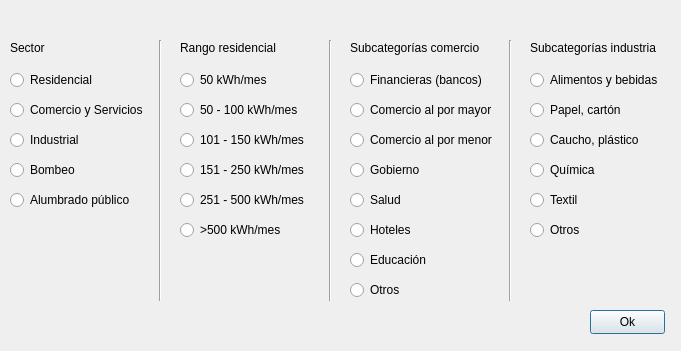
Above: ppcc/setcategoriesdialog.ui from ErnestoVivas/Multiconsult-ppcc before the change. Below: the same form after it.
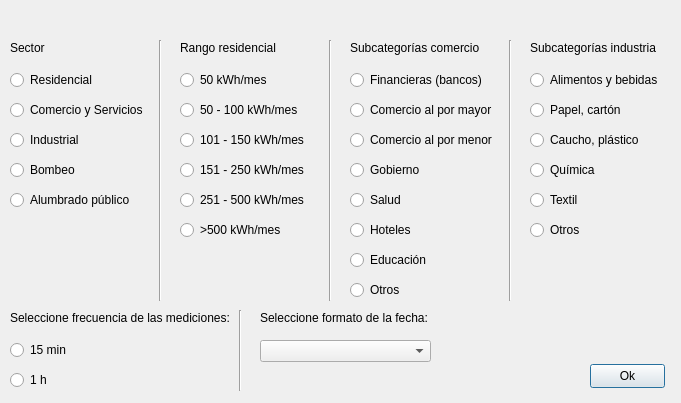
That is the form after the change.

Commit message: Implemented find lineSeries by flags

What changed in the file:
```diff
--- a/ppcc/setcategoriesdialog.ui
+++ b/ppcc/setcategoriesdialog.ui
@@ -7,7 +7,7 @@
     <x>0</x>
     <y>0</y>
     <width>681</width>
-    <height>351</height>
+    <height>403</height>
    </rect>
   </property>
   <property name="windowTitle">
@@ -17,7 +17,7 @@
    <property name="geometry">
     <rect>
      <x>590</x>
-     <y>310</y>
+     <y>364</y>
      <width>75</width>
      <height>24</height>
     </rect>
@@ -29,9 +29,9 @@
   <widget class="QLabel" name="labelSetCategories">
    <property name="geometry">
     <rect>
-     <x>20</x>
+     <x>10</x>
      <y>10</y>
-     <width>471</width>
+     <width>661</width>
      <height>16</height>
     </rect>
    </property>
@@ -455,6 +455,81 @@
     <string>Otros</string>
    </property>
   </widget>
+  <widget class="QLabel" name="labelSelectFrequency">
+   <property name="geometry">
+    <rect>
+     <x>10</x>
+     <y>310</y>
+     <width>231</width>
+     <height>16</height>
+    </rect>
+   </property>
+   <property name="text">
+    <string>Seleccione frecuencia de las mediciones:</string>
+   </property>
+  </widget>
+  <widget class="QRadioButton" name="radioButton15min">
+   <property name="geometry">
+    <rect>
+     <x>10</x>
+     <y>340</y>
+     <width>89</width>
+     <height>20</height>
+    </rect>
+   </property>
+   <property name="text">
+    <string>15 min</string>
+   </property>
+  </widget>
+  <widget class="QRadioButton" name="radioButton1h">
+   <property name="geometry">
+    <rect>
+     <x>10</x>
+     <y>370</y>
+     <width>89</width>
+     <height>20</height>
+    </rect>
+   </property>
+   <property name="text">
+    <string>1 h</string>
+   </property>
+  </widget>
+  <widget class="QLabel" name="labelSelectDateFormat">
+   <property name="geometry">
+    <rect>
+     <x>260</x>
+     <y>310</y>
+     <width>251</width>
+     <height>16</height>
+    </rect>
+   </property>
+   <property name="text">
+    <string>Seleccione formato de la fecha:</string>
+   </property>
+  </widget>
+  <widget class="QComboBox" name="comboBoxDateFormat">
+   <property name="geometry">
+    <rect>
+     <x>260</x>
+     <y>340</y>
+     <width>171</width>
+     <height>22</height>
+    </rect>
+   </property>
+  </widget>
+  <widget class="Line" name="line_4">
+   <property name="geometry">
+    <rect>
+     <x>230</x>
+     <y>310</y>
+     <width>21</width>
+     <height>81</height>
+    </rect>
+   </property>
+   <property name="orientation">
+    <enum>Qt::Vertical</enum>
+   </property>
+  </widget>
  </widget>
  <resources/>
  <connections/>
```
The commit also changes 8 other files.
